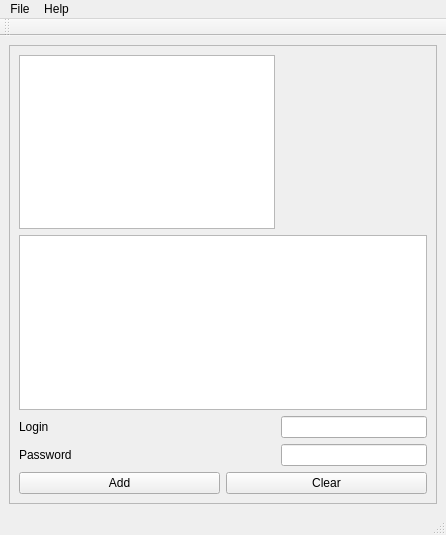
First picture: the form in Idea01/main.ui, repository vanderland/MyFirstApp, before the edit.
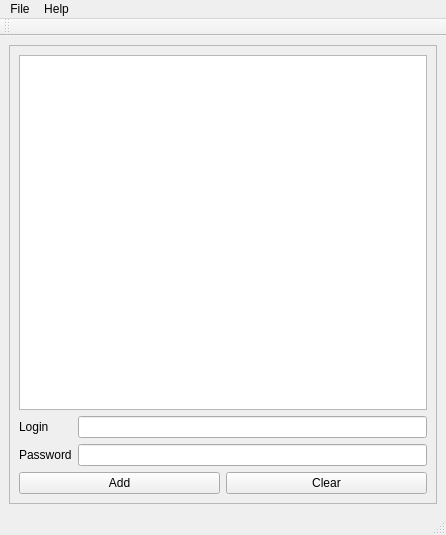
Second picture: the form after the edit.

```diff
--- a/Idea01/main.ui
+++ b/Idea01/main.ui
@@ -34,31 +34,28 @@
         <layout class="QGridLayout" name="gridLayout_3">
          <item row="0" column="0" colspan="2">
           <layout class="QGridLayout" name="gridLayout_2">
-           <item row="3" column="0">
+           <item row="2" column="0">
             <widget class="QLabel" name="lblPassword">
              <property name="text">
               <string>Password</string>
              </property>
             </widget>
            </item>
-           <item row="2" column="1">
-            <widget class="QLineEdit" name="ledLogin"/>
-           </item>
-           <item row="3" column="1">
-            <widget class="QLineEdit" name="ledPassword"/>
-           </item>
-           <item row="2" column="0">
+           <item row="1" column="0">
             <widget class="QLabel" name="lblLogin">
              <property name="text">
               <string>Login</string>
              </property>
             </widget>
            </item>
-           <item row="1" column="0" colspan="2">
+           <item row="1" column="1">
+            <widget class="QLineEdit" name="ledLogin"/>
+           </item>
+           <item row="0" column="0" colspan="2">
             <widget class="QListWidget" name="lswMain"/>
            </item>
-           <item row="0" column="0">
-            <widget class="QListView" name="listView"/>
+           <item row="2" column="1">
+            <widget class="QLineEdit" name="ledPassword"/>
            </item>
           </layout>
          </item>
```
